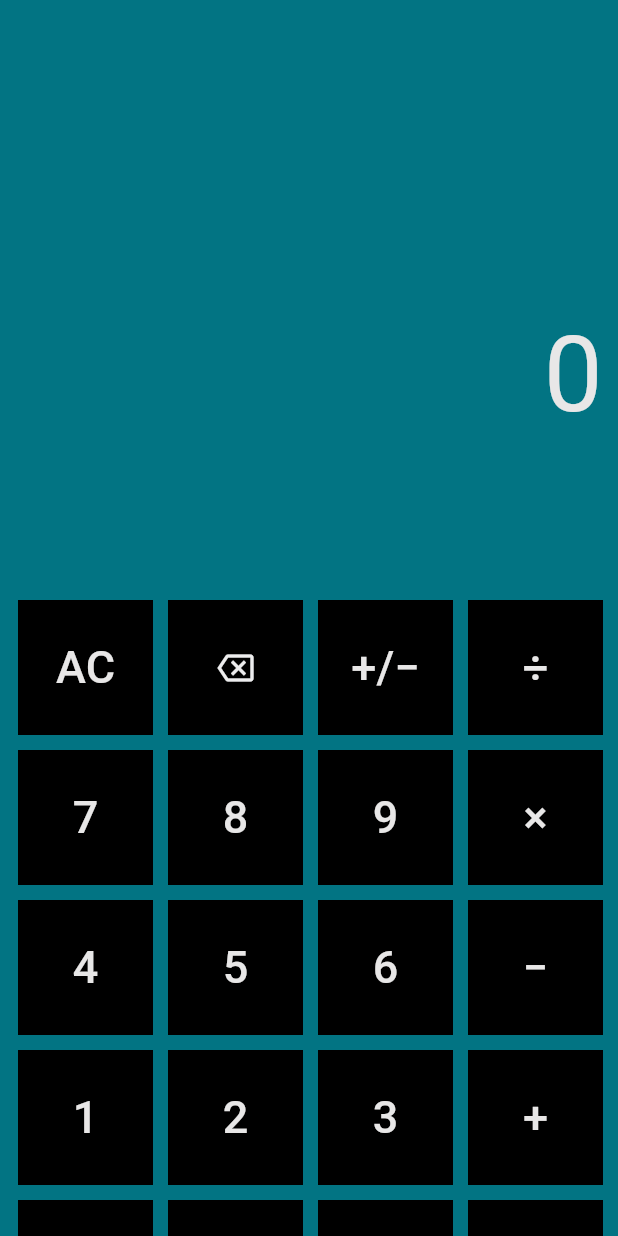
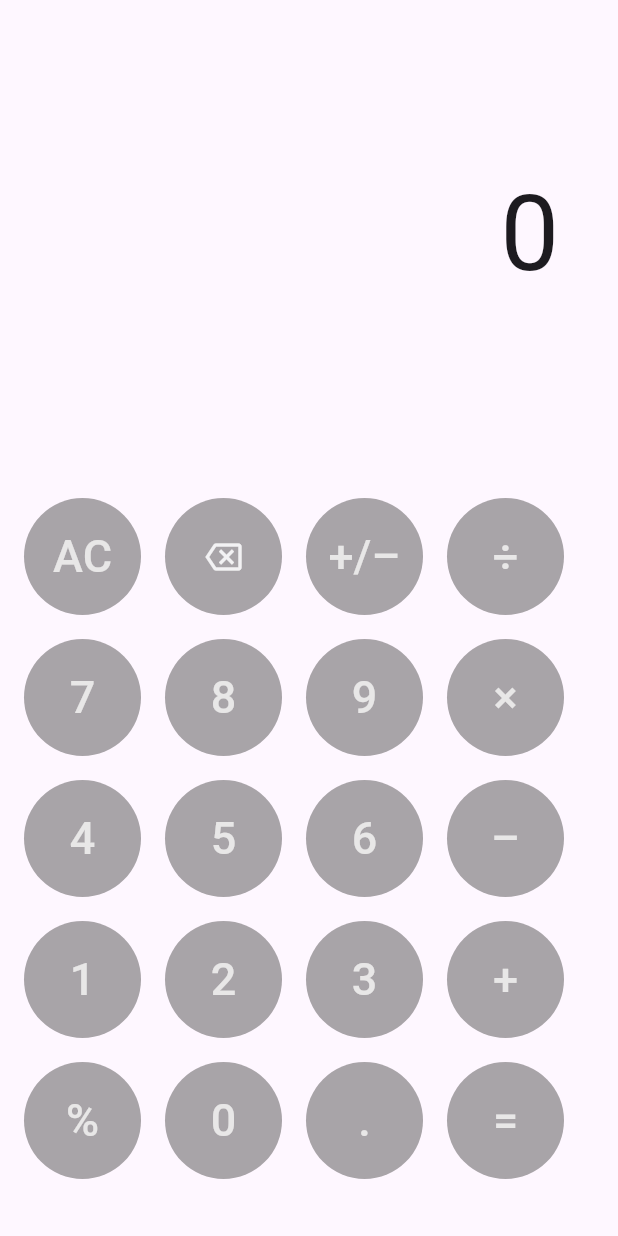
Before and after one commit to SaiyamKalra/calculator, a Flutter app: the screen it shows after launch, on a phone screen of 412 x 824 dp. Run offline on Flutter 3.47's test engine with Material 3 defaults, Android fonts, the phone set to English and light mode, and no system bars.

Commit message:
completed all the button except equal to

```diff
--- a/lib/home_page.dart
+++ /dev/null
@@ -1,137 +0,0 @@
-import 'package:flutter/material.dart';
-
-class CalculatorMaterialPage extends StatelessWidget {
-  const CalculatorMaterialPage({super.key});
-
-  @override
-  Widget build(BuildContext context) {
-    return Scaffold(
-      backgroundColor: const Color.fromARGB(255, 2, 116, 131),
-      body: Stack(
-        children: [
-          Positioned(
-            right: 10,
-            top: 200,
-            child: Text(
-              textAlign: TextAlign.right,
-              '0',
-              style: TextStyle(
-                fontSize: 70,
-                color: const Color.fromARGB(255, 232, 231, 231),
-              ),
-            ),
-          ),
-
-          // Making a Divide button
-          Positioned(right: 10, top: 400, child: CalculatorButton(text: '÷')),
-
-          // Making a +/- button
-          Positioned(
-            right: 110,
-            top: 400,
-            child: CalculatorButton(text: '+/−'),
-          ),
-
-          // Making a back button
-          Positioned(
-            right: 210,
-            top: 400,
-            child: SizedBox(
-              width: 90,
-              height: 90,
-              child: IconButton(
-                onPressed: () {},
-                style: TextButton.styleFrom(
-                  backgroundColor: Colors.black,
-                  shape: LinearBorder(),
-                ),
-                icon: Icon(
-                  Icons.backspace_outlined,
-                  color: Color.fromARGB(247, 245, 245, 246),
-                ),
-              ),
-            ),
-          ),
-
-          // Making a AC button
-          Positioned(right: 310, top: 400, child: CalculatorButton(text: 'AC')),
-
-          // Making multiplication button
-          Positioned(right: 10, top: 500, child: CalculatorButton(text: '×')),
-
-          // Making a button of 9
-          Positioned(right: 110, top: 500, child: CalculatorButton(text: '9')),
-
-          // Making a 8 button
-          Positioned(right: 210, top: 500, child: CalculatorButton(text: '8')),
-
-          // Making a 7 button
-          Positioned(right: 310, top: 500, child: CalculatorButton(text: '7')),
-
-          // Making a - button
-          Positioned(right: 10, top: 600, child: CalculatorButton(text: '−')),
-
-          // Making a 6 button
-          Positioned(right: 110, top: 600, child: CalculatorButton(text: '6')),
-
-          // Making a 5 button
-          Positioned(right: 210, top: 600, child: CalculatorButton(text: '5')),
-
-          // Making a 4 button
-          Positioned(right: 310, top: 600, child: CalculatorButton(text: '4')),
-
-          // Making a + button
-          Positioned(right: 10, top: 700, child: CalculatorButton(text: '+')),
-
-          // Making a 3 button
-          Positioned(right: 110, top: 700, child: CalculatorButton(text: '3')),
-
-          // Making a 2 button
-          Positioned(right: 210, top: 700, child: CalculatorButton(text: '2')),
-
-          // Making a 1 button
-          Positioned(right: 310, top: 700, child: CalculatorButton(text: '1')),
-
-          // Making a = button
-          Positioned(right: 10, top: 800, child: CalculatorButton(text: '=')),
-
-          // Making a decimal button
-          Positioned(right: 110, top: 800, child: CalculatorButton(text: '.')),
-
-          // Making a 0 button
-          Positioned(right: 210, top: 800, child: CalculatorButton(text: '0')),
-
-          //making a percentage button
-          Positioned(right: 310, top: 800, child: CalculatorButton(text: '%')),
-        ],
-      ),
-    );
-  }
-}
-
-class CalculatorButton extends StatelessWidget {
-  final String text;
-  const CalculatorButton({super.key, required this.text});
-
-  @override
-  Widget build(BuildContext context) {
-    return SizedBox(
-      width: 90,
-      height: 90,
-      child: TextButton(
-        onPressed: () {},
-        style: TextButton.styleFrom(
-          backgroundColor: Colors.black,
-          shape: LinearBorder(),
-        ),
-        child: Text(
-          text,
-          style: TextStyle(
-            color: Color.fromARGB(255, 232, 231, 231),
-            fontSize: 30,
-          ),
-        ),
-      ),
-    );
-  }
-}
--- a/lib/main.dart
+++ b/lib/main.dart
@@ -1,5 +1,5 @@
 import 'package:flutter/material.dart';
-import 'home_page.dart';
+import 'pages/home_page.dart';
 
 void main() {
   runApp(const MyApp());
@@ -7,9 +7,13 @@ void main() {
 
 class MyApp extends StatelessWidget {
   const MyApp({super.key});
-
   @override
   Widget build(BuildContext context) {
-    return MaterialApp(home: CalculatorMaterialPage());
+    return MaterialApp(
+      home: CalculatorMaterialPage(),
+      debugShowCheckedModeBanner: false,
+      theme: ThemeData(brightness: Brightness.light),
+      darkTheme: ThemeData(brightness: Brightness.dark),
+    );
   }
 }
--- /dev/null
+++ b/lib/pages/components/button.dart
@@ -0,0 +1,29 @@
+import 'package:flutter/material.dart';
+
+class CalculatorButton extends StatelessWidget {
+  final String text;
+  final VoidCallback? number;
+  const CalculatorButton({super.key, required this.text, required this.number});
+
+  @override
+  Widget build(BuildContext context) {
+    return SizedBox(
+      width: 78,
+      height: 78,
+      child: TextButton(
+        onPressed: number,
+        style: TextButton.styleFrom(
+          backgroundColor: const Color.fromARGB(115, 64, 62, 62),
+          shape: CircleBorder(),
+        ),
+        child: Text(
+          text,
+          style: TextStyle(
+            color: Color.fromARGB(255, 232, 231, 231),
+            fontSize: 30,
+          ),
+        ),
+      ),
+    );
+  }
+}
--- /dev/null
+++ b/lib/pages/home_page.dart
@@ -0,0 +1,396 @@
+import 'package:flutter/foundation.dart';
+import 'package:flutter/material.dart';
+import './components/button.dart';
+
+class CalculatorMaterialPage extends StatefulWidget {
+  const CalculatorMaterialPage({super.key});
+
+  @override
+  State<CalculatorMaterialPage> createState() => _CalculatorMaterialPageState();
+}
+
+class _CalculatorMaterialPageState extends State<CalculatorMaterialPage> {
+  final double result = 0;
+
+  late final TextEditingController userInput;
+
+  @override
+  void initState() {
+    //(??)
+    //init state function is used for the function whose value will come late to the question but we want to use it
+    super.initState();
+    userInput = TextEditingController(text: '0');
+    if (kDebugMode) {
+      print('rebuild');
+    }
+  }
+
+  @override
+  Widget build(BuildContext context) {
+    return Scaffold(
+      // backgroundColor: const Color.fromARGB(255, 2, 116, 131),
+      body: Column(
+        children: [
+          Spacer(),
+          Padding(
+            padding: const EdgeInsets.only(right: 36.0),
+            child: SizedBox(
+              height: 100,
+              child: TextField(
+                controller: userInput,
+                textAlign: TextAlign.right,
+                style: TextStyle(fontSize: 70),
+                showCursor: false,
+                decoration: InputDecoration(
+                  hintText: '0',
+                  hintStyle: TextStyle(color: Colors.white, fontSize: 70),
+                  border: InputBorder.none,
+                ),
+              ),
+            ),
+          ),
+          Spacer(),
+          Padding(
+            padding: const EdgeInsets.symmetric(horizontal: 8.0),
+            child: Row(
+              children: [
+                Padding(
+                  padding: const EdgeInsets.all(8.0),
+                  child: CalculatorButton(
+                    text: 'AC',
+                    number: () {
+                      setState(() {
+                        userInput.text = '0';
+                      });
+                    },
+                  ),
+                ),
+                Padding(
+                  padding: const EdgeInsets.all(8.0),
+                  child: SizedBox(
+                    width: 78,
+                    height: 78,
+                    child: IconButton(
+                      onPressed: () {
+                        setState(() {
+                          if (userInput.text == '0') {
+                            userInput.text = '0';
+                          } else {
+                            userInput.text = userInput.text.substring(
+                              0,
+                              userInput.text.length - 1,
+                            );
+                          }
+                        });
+                      },
+                      style: TextButton.styleFrom(
+                        backgroundColor: const Color.fromARGB(115, 64, 62, 62),
+                        shape: CircleBorder(),
+                      ),
+                      icon: Icon(
+                        Icons.backspace_outlined,
+                        color: Color.fromARGB(247, 245, 245, 246),
+                      ),
+                    ),
+                  ),
+                ),
+                Padding(
+                  padding: const EdgeInsets.all(8.0),
+                  child: CalculatorButton(
+                    text: '+/–',
+                    number: () {
+                      setState(() {
+                        if (userInput.text == '0') {
+                          userInput.text = '-';
+                        }
+                      });
+                    },
+                  ),
+                ),
+                Padding(
+                  padding: const EdgeInsets.all(8.0),
+                  child: CalculatorButton(
+                    text: '÷',
+                    number: () {
+                      setState(() {
+                        if (userInput.text == '÷') {
+                          userInput.text = '0';
+                        } else {
+                          userInput.text += '÷';
+                        }
+                      });
+                    },
+                  ),
+                ),
+              ],
+            ),
+          ),
+          Padding(
+            padding: const EdgeInsets.symmetric(horizontal: 8.0),
+            child: Row(
+              children: [
+                Padding(
+                  padding: const EdgeInsets.all(8.0),
+                  child: CalculatorButton(
+                    text: '7',
+                    number: () {
+                      setState(() {
+                        if (userInput.text == '0') {
+                          userInput.text = '7';
+                        } else {
+                          userInput.text += '7';
+                        }
+                      });
+                    },
+                  ),
+                ),
+                Padding(
+                  padding: const EdgeInsets.all(8.0),
+                  child: CalculatorButton(
+                    text: '8',
+                    number: () {
+                      setState(() {
+                        if (userInput.text == '0') {
+                          userInput.text = '8';
+                        } else {
+                          userInput.text += '8';
+                        }
+                      });
+                    },
+                  ),
+                ),
+
+                Padding(
+                  padding: const EdgeInsets.all(8.0),
+                  child: CalculatorButton(
+                    text: '9',
+                    number: () {
+                      setState(() {
+                        if (userInput.text == '0') {
+                          userInput.text = '9';
+                        } else {
+                          userInput.text += '9';
+                        }
+                      });
+                    },
+                  ),
+                ),
+                Padding(
+                  padding: const EdgeInsets.all(8.0),
+                  child: CalculatorButton(
+                    text: '×',
+                    number: () {
+                      setState(() {
+                        if (userInput.text == '0') {
+                          userInput.text = '0';
+                        } else {
+                          userInput.text += '×';
+                        }
+                      });
+                    },
+                  ),
+                ),
+              ],
+            ),
+          ),
+          Padding(
+            padding: const EdgeInsets.symmetric(horizontal: 8.0),
+            child: Row(
+              children: [
+                Padding(
+                  padding: const EdgeInsets.all(8.0),
+                  child: CalculatorButton(
+                    text: '4',
+                    number: () {
+                      setState(() {
+                        if (userInput.text == '4') {
+                          userInput.text = '4';
+                        } else {
+                          userInput.text += '4';
+                        }
+                      });
+                    },
+                  ),
+                ),
+                Padding(
+                  padding: const EdgeInsets.all(8.0),
+                  child: CalculatorButton(
+                    text: '5',
+                    number: () {
+                      setState(() {
+                        if (userInput.text == '0') {
+                          userInput.text = '5';
+                        } else {
+                          userInput.text += '5';
+                        }
+                      });
+                    },
+                  ),
+                ),
+
+                Padding(
+                  padding: const EdgeInsets.all(8.0),
+                  child: CalculatorButton(
+                    text: '6',
+                    number: () {
+                      setState(() {
+                        if (userInput.text == '0') {
+                          userInput.text = '6';
+                        } else {
+                          userInput.text += '6';
+                        }
+                      });
+                    },
+                  ),
+                ),
+                Padding(
+                  padding: const EdgeInsets.all(8.0),
+                  child: CalculatorButton(
+                    text: '–',
+                    number: () {
+                      setState(() {
+                        if (userInput.text == '0') {
+                          userInput.text = '-';
+                        } else {
+                          userInput.text += '-';
+                        }
+                      });
+                    },
+                  ),
+                ),
+              ],
+            ),
+          ),
+          Padding(
+            padding: const EdgeInsets.symmetric(horizontal: 8.0),
+            child: Row(
+              children: [
+                Padding(
+                  padding: const EdgeInsets.all(8.0),
+                  child: CalculatorButton(
+                    text: '1',
+                    number: () {
+                      setState(() {
+                        // userInput.text =
+                        //     (double.parse(userInput.text * 10) + 1).toString();
+                        if (userInput.text == '0') {
+                          userInput.text = '1';
+                        } else {
+                          userInput.text += '1';
+                        }
+                      });
+                    },
+                  ),
+                ),
+                Padding(
+                  padding: const EdgeInsets.all(8.0),
+                  child: CalculatorButton(
+                    text: '2',
+                    number: () {
+                      setState(() {
+                        if (userInput.text == '0') {
+                          userInput.text = '2';
+                        } else {
+                          userInput.text += '2';
+                        }
+                      });
+                    },
+                  ),
+                ),
+
+                Padding(
+                  padding: const EdgeInsets.all(8.0),
+                  child: CalculatorButton(
+                    text: '3',
+                    number: () {
+                      setState(() {
+                        if (userInput.text == '0') {
+                          userInput.text = '3';
+                        } else {
+                          userInput.text += '3';
+                        }
+                      });
+                    },
+                  ),
+                ),
+                Padding(
+                  padding: const EdgeInsets.all(8.0),
+                  child: CalculatorButton(
+                    text: '+',
+                    number: () {
+                      setState(() {
+                        if (userInput.text == '0') {
+                          userInput.text = '0';
+                        } else {
+                          userInput.text += '+';
+                        }
+                      });
+                    },
+                  ),
+                ),
+              ],
+            ),
+          ),
+          Padding(
+            padding: const EdgeInsets.symmetric(horizontal: 8.0),
+            child: Row(
+              children: [
+                Padding(
+                  padding: const EdgeInsets.all(8.0),
+                  child: CalculatorButton(
+                    text: '%',
+                    number: () {
+                      setState(() {
+                        if (userInput.text == '0') {
+                          userInput.text = '0';
+                        } else {
+                          userInput.text += '%';
+                        }
+                      });
+                    },
+                  ),
+                ),
+                Padding(
+                  padding: const EdgeInsets.all(8.0),
+                  child: CalculatorButton(
+                    text: '0',
+                    number: () {
+                      setState(() {
+                        if (userInput.text == '0.0' || userInput.text == '0') {
+                          userInput.text = '0';
+                        } else {
+                          userInput.text += '0';
+                        }
+                      });
+                    },
+                  ),
+                ),
+
+                Padding(
+                  padding: const EdgeInsets.all(8.0),
+                  child: CalculatorButton(
+                    text: '.',
+                    number: () {
+                      setState(() {
+                        if (userInput.text == '0') {
+                          userInput.text = '.';
+                        } else {
+                          userInput.text += '.';
+                        }
+                      });
+                    },
+                  ),
+                ),
+                Padding(
+                  padding: const EdgeInsets.all(8.0),
+                  child: CalculatorButton(text: '=', number: () {}),
+                ),
+              ],
+            ),
+          ),
+          SizedBox(height: 30),
+        ],
+      ),
+    );
+  }
+}
```
